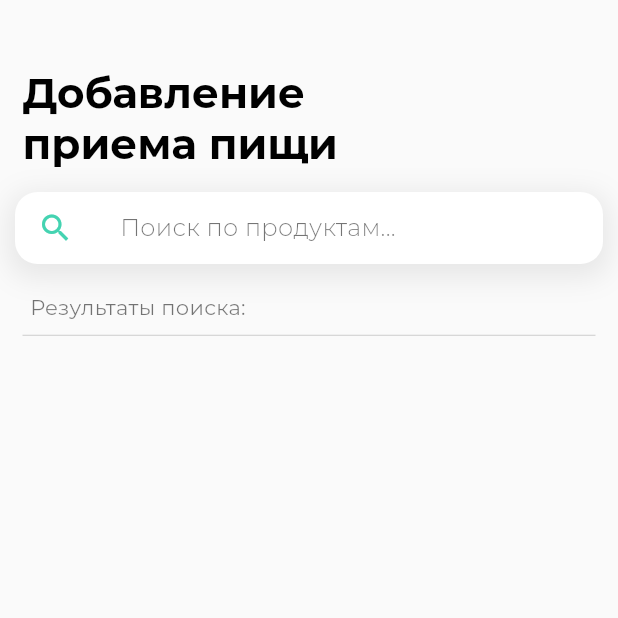
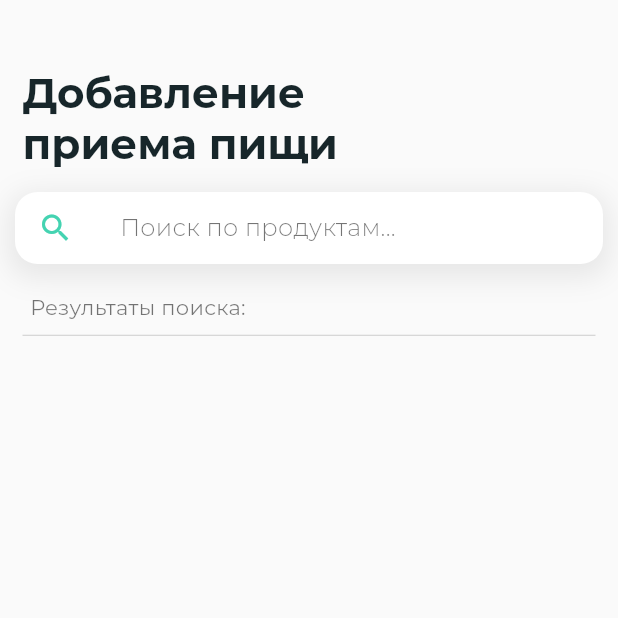
Before and after one commit to Frezyx/calorica, a Flutter app: the AddPage screen opened by its route, on a phone screen of 412 x 824 dp, the top half of it. Run offline on Flutter 3.47's test engine with Material 2 defaults, Android fonts, the phone set to English and light mode, and no system bars; our stand-ins replace auto_size_text, bloc, carousel_slider, charts_flutter, equatable, flutter_bloc and 5 more; missing offline and left inert: firebase_admob; accounts and stored records are empty; project files that could hold a hidden picture were left out.

```diff
--- a/lib/common/theme/custom_theme/custom_theme.dart
+++ b/lib/common/theme/custom_theme/custom_theme.dart
@@ -1,4 +1,8 @@
 import 'package:flutter/material.dart';
+
+// Black colors candidates :
+// 1) 1C2E33
+// 2) 17262A
 
 // ignore: avoid_classes_with_only_static_members
 abstract class CustomTheme {
--- a/lib/design/theme.dart
+++ b/lib/design/theme.dart
@@ -13,7 +13,7 @@ class DesignTheme {
 
   static const Color mainColorShadow = Color.fromRGBO(68, 211, 177, 0.27);
 
-  static const Color blackColor = Color.fromRGBO(0, 0, 0, 1);
+  static const Color blackTextColor = Color(0xFF17262A);
   static const Color gray36Color = Color.fromRGBO(36, 36, 36, 1);
   static const Color gray50Color = Color.fromRGBO(50, 50, 50, 1);
   static const Color gray170Color = Color.fromRGBO(170, 170, 170, 1);
@@ -63,35 +63,35 @@ class DesignTheme {
     fontFamily: 'Montserrat',
     fontWeight: FontWeight.bold,
     fontSize: 36,
-    color: blackColor,
+    color: blackTextColor,
   );
 
   static const TextStyle bigText1 = TextStyle(
     fontFamily: 'Montserrat',
     fontWeight: FontWeight.bold,
     fontSize: 36,
-    color: blackColor,
+    color: blackTextColor,
   );
 
   static const TextStyle bigText2 = TextStyle(
     fontFamily: 'Montserrat',
     fontWeight: FontWeight.bold,
     fontSize: 30,
-    color: blackColor,
+    color: blackTextColor,
   );
 
   static const TextStyle bigText3 = TextStyle(
     fontFamily: 'Montserrat',
     fontWeight: FontWeight.bold,
     fontSize: 24,
-    color: blackColor,
+    color: blackTextColor,
   );
 
   static const TextStyle bigErrorText = TextStyle(
     fontFamily: 'Montserrat',
     fontWeight: FontWeight.bold,
     fontSize: 18,
-    color: blackColor,
+    color: blackTextColor,
   );
 
   static const TextStyle lilErrorText = TextStyle(
@@ -105,21 +105,21 @@ class DesignTheme {
     fontFamily: 'Montserrat',
     fontWeight: FontWeight.bold,
     fontSize: 44,
-    color: blackColor,
+    color: blackTextColor,
   );
 
   static const TextStyle bigText24 = TextStyle(
     fontFamily: 'Montserrat',
     fontWeight: FontWeight.bold,
     fontSize: 24,
-    color: blackColor,
+    color: blackTextColor,
   );
 
   static const TextStyle bigText20 = TextStyle(
     fontFamily: 'Montserrat',
     fontWeight: FontWeight.bold,
     fontSize: 20,
-    color: blackColor,
+    color: blackTextColor,
   );
 
   static const TextStyle bigMainText = TextStyle(
@@ -161,7 +161,7 @@ class DesignTheme {
     fontFamily: fontMain,
     fontWeight: FontWeight.w400,
     fontSize: 20,
-    color: blackColor,
+    color: blackTextColor,
   );
 
   static const TextStyle lilWhiteText = TextStyle(
@@ -244,7 +244,7 @@ class DesignTheme {
     fontWeight: FontWeight.w300,
     fontSize: 20,
     letterSpacing: 0.2,
-    color: blackColor,
+    color: blackTextColor,
   );
 
   static const gradient = LinearGradient(
--- a/lib/pages/product/widgets/app_bar.dart
+++ b/lib/pages/product/widgets/app_bar.dart
@@ -18,7 +18,7 @@ class ProductsListAppBar extends StatelessWidget {
         style: TextStyle(
           fontWeight: FontWeight.bold,
           fontSize: 28,
-          color: DesignTheme.blackColor,
+          color: DesignTheme.blackTextColor,
         ),
       ),
     );
--- a/pubspec.yaml
+++ b/pubspec.yaml
@@ -36,6 +36,9 @@ dependencies:
 
   equatable: ^1.2.5
   flutter_bloc: ^6.1.1
+  hive: ^1.4.4+1
+  hive_flutter: ^0.3.1
+  auto_size_text: ^2.1.0
 
 
 dev_dependencies:
```
Also changed, not shown: lib/models/range.dart (added, +62 -0 lines), lib/pages/home/home.dart (+42 -22 lines), lib/pages/home/widgets/app_bar.dart (+68 -60 lines), lib/utils/calculator_parts/percent_checker.dart (added, +35 -0 lines), lib/widgets/range.dart (deleted, +0 -42 lines), pubspec.lock.
